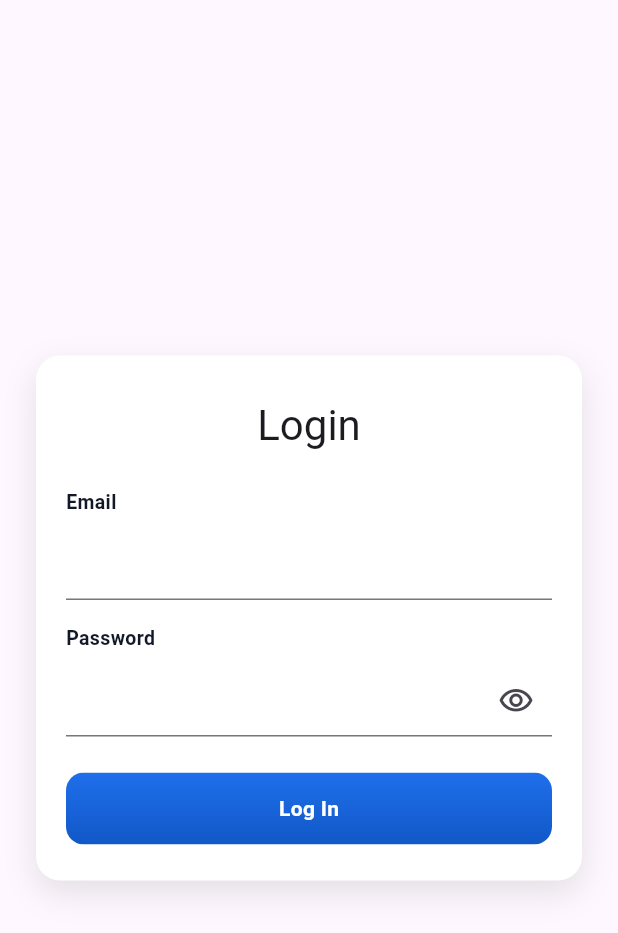
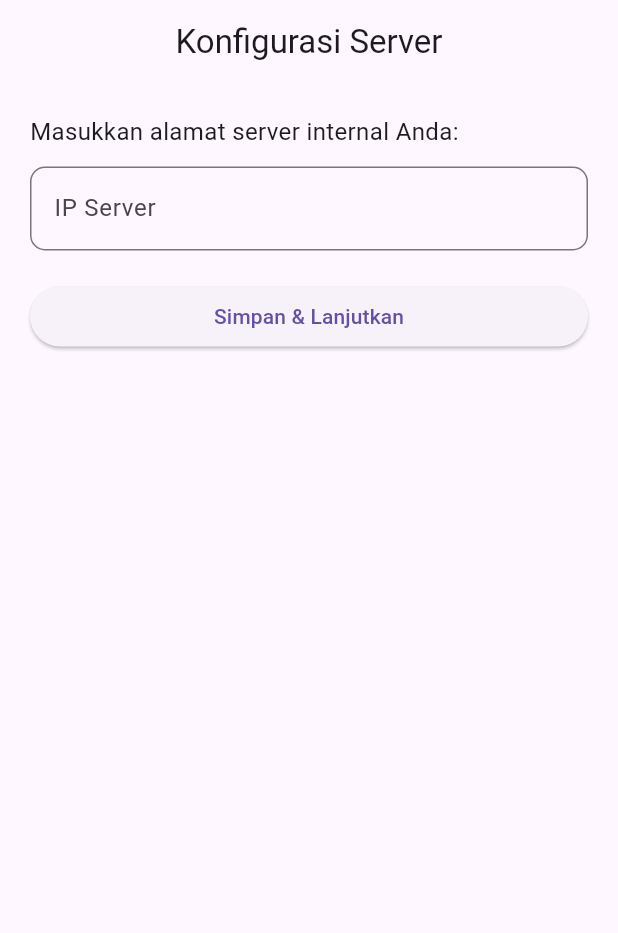
Before and after one commit to Kazuhaa11/warehouse_mobile, a Flutter app: the screen it shows after launch, on a phone screen of 412 x 824 dp. Shown: the top 933 px of the screen. Run offline on Flutter 3.47's test engine with Material 3 defaults, Android fonts, the phone set to English and light mode, and no system bars; our stand-ins replace dio, flutter_bloc, freezed_annotation, go_router, shared_preferences; missing offline and left inert: mobile_scanner.

Commit message:
feat: Add server setup page and enhance authentication flow with server IP management

```diff
--- a/lib/core/router/guard/auth_guard.dart
+++ b/lib/core/router/guard/auth_guard.dart
@@ -1,5 +1,4 @@
 import 'dart:async';
-import 'package:flutter/material.dart';
 import 'package:go_router/go_router.dart';
 import '../../api/api_client.dart';
 import '../../api/endpoints.dart';
@@ -10,10 +9,13 @@ class AuthGuard {
   static bool _isValid = false;
   static bool _isChecking = false;
 
-  static FutureOr<String?> redirect(
-    BuildContext context,
-    GoRouterState state,
-  ) async {
+  static void reset() {
+    _checkedOnce = false;
+    _isValid = false;
+    _isChecking = false;
+  }
+
+  static FutureOr<String?> redirectState(GoRouterState state) async {
     final access = await TokenStorage.instance.readAccess();
     final isLoggingIn = state.matchedLocation == '/login';
 
@@ -47,15 +49,8 @@ class AuthGuard {
       return '/login';
     }
 
-    if (isLoggingIn) {
-      return '/home';
-    }
+    if (isLoggingIn) return '/home';
+
     return null;
   }
-
-  static void reset() {
-    _checkedOnce = false;
-    _isValid = false;
-    _isChecking = false;
-  }
 }
--- a/lib/core/router/routes.dart
+++ b/lib/core/router/routes.dart
@@ -1,5 +1,6 @@
 import 'package:flutter_bloc/flutter_bloc.dart';
 import 'package:go_router/go_router.dart';
+import 'package:shared_preferences/shared_preferences.dart';
 import 'package:warehouse_mobile/core/storage/token_storage.dart';
 import 'package:warehouse_mobile/src/features/stock_opname/cubit/stock_opname_cubit.dart';
 import 'package:warehouse_mobile/src/views/add_barang/tambah_barang_page.dart';
@@ -7,6 +8,8 @@ import 'package:warehouse_mobile/src/views/admin/add_items/tambah_item_opname_pa
 import 'package:warehouse_mobile/src/views/admin/stock_opname_detail_page.dart';
 import 'package:warehouse_mobile/src/views/admin/stock_opname_page.dart';
 import 'package:warehouse_mobile/src/views/home/home_shell.dart';
+import 'package:warehouse_mobile/src/views/setup_ip/setup_ip_page.dart';
+
 import '../../src/views/auth/pages/pages/login_page.dart';
 import '../../src/views/qr_page/qr_scanner_page.dart';
 import 'guard/auth_guard.dart';
@@ -19,6 +22,7 @@ abstract class AppPaths {
   static const admin = '/admin';
   static const stockOpnameDetail = '/admin/stock-opname/:id';
   static const tambahItemOpname = '/admin/stock-opname/:id/tambah-item';
+  static const setup = '/setup';
 }
 
 class AppRouter {
@@ -27,28 +31,47 @@ class AppRouter {
 
   late final GoRouter router = GoRouter(
     navigatorKey: TokenStorage.navigatorKey,
-    initialLocation: AppPaths.login,
-    redirect: AuthGuard.redirect,
+    initialLocation: AppPaths.setup,
+
+    redirect: (context, state) async {
+      final prefs = await SharedPreferences.getInstance();
+      final ip = prefs.getString('server_ip') ?? "";
+
+      final isSetupPage = state.matchedLocation == AppPaths.setup;
+
+      if (ip.isEmpty) {
+        return isSetupPage ? null : AppPaths.setup;
+      }
+
+      return AuthGuard.redirectState(state);
+    },
+
     routes: <RouteBase>[
+      GoRoute(
+        path: AppPaths.setup,
+        name: 'setup',
+        builder: (context, state) => const SetupServerPage(),
+      ),
+
       GoRoute(
         path: AppPaths.login,
         name: 'login',
         builder: (context, state) => const LoginPage(),
       ),
+
       GoRoute(
         path: AppPaths.home,
         name: 'home',
         builder: (context, state) => const HomeShell(),
       ),
+
       GoRoute(
         path: AppPaths.scan,
         name: 'scan',
-        builder: (context, state) => QrScannerPage(
-          onDetect: (code) {
-            context.pop(code);
-          },
-        ),
+        builder: (context, state) =>
+            QrScannerPage(onDetect: (code) => context.pop(code)),
       ),
+
       GoRoute(
         path: AppPaths.tambahBarang,
         name: 'tambah-barang',
@@ -59,6 +82,7 @@ class AppRouter {
           return TambahBarangPage(barangId: id, scan: scan);
         },
       ),
+
       GoRoute(
         path: AppPaths.admin,
         name: 'admin',
--- a/lib/src/views/home/pages/profile_page.dart
+++ b/lib/src/views/home/pages/profile_page.dart
@@ -14,10 +14,9 @@ class ProfilePage extends StatelessWidget {
     return BlocBuilder<ProfileCubit, Map<String, dynamic>?>(
       builder: (context, user) {
         if (user == null) {
-          // kalau belum load, tampil loading
           context
               .read<ProfileCubit>()
-              .loadProfile(); // ✅ panggil loadProfile sekali
+              .loadProfile();
           return const Scaffold(
             body: Center(child: CircularProgressIndicator()),
           );
--- /dev/null
+++ b/lib/src/views/setup_ip/setup_ip_page.dart
@@ -0,0 +1,100 @@
+import 'package:flutter/material.dart';
+import 'package:go_router/go_router.dart';
+import 'package:warehouse_mobile/core/api/api_client.dart';
+
+class SetupServerPage extends StatefulWidget {
+  const SetupServerPage({super.key});
+
+  @override
+  State<SetupServerPage> createState() => _SetupServerPageState();
+}
+
+class _SetupServerPageState extends State<SetupServerPage> {
+  final TextEditingController _controller = TextEditingController();
+  bool _loading = false;
+
+  Future<void> _saveServer() async {
+    final ip = _controller.text.trim();
+
+    if (ip.isEmpty) {
+      ScaffoldMessenger.of(context).showSnackBar(
+        const SnackBar(
+          content: Text("IP Server tidak boleh kosong"),
+          backgroundColor: Colors.red,
+        ),
+      );
+      return;
+    }
+
+    setState(() => _loading = true);
+
+    try {
+      await ApiClient.instance.setServerIp(ip);
+
+      if (mounted) context.go('/login');
+    } catch (e) {
+      ScaffoldMessenger.of(context).showSnackBar(
+        const SnackBar(
+          content: Text("Gagal menyimpan IP server"),
+          backgroundColor: Colors.red,
+        ),
+      );
+    } finally {
+      if (mounted) setState(() => _loading = false);
+    }
+  }
+
+  @override
+  Widget build(BuildContext context) {
+    return Scaffold(
+      appBar: AppBar(
+        title: const Text("Konfigurasi Server"),
+        centerTitle: true,
+      ),
+      body: Padding(
+        padding: const EdgeInsets.all(20),
+        child: Column(
+          crossAxisAlignment: CrossAxisAlignment.start,
+          children: [
+            const Text(
+              "Masukkan alamat server internal Anda:",
+              style: TextStyle(fontSize: 16),
+            ),
+            const SizedBox(height: 12),
+
+            TextField(
+              controller: _controller,
+              keyboardType: TextInputType.text,
+              decoration: InputDecoration(
+                labelText: "IP Server",
+                hintText: "Contoh: 10.8.15.33",
+                border: OutlineInputBorder(
+                  borderRadius: BorderRadius.circular(10),
+                ),
+              ),
+            ),
+
+            const SizedBox(height: 20),
+
+            SizedBox(
+              width: double.infinity,
+              child: ElevatedButton(
+                onPressed: _loading ? null : _saveServer,
+                child: _loading
+                    ? const SizedBox(
+                        width: 20,
+                        height: 20,
+                        child: CircularProgressIndicator(
+                          strokeWidth: 2,
+                          color: Colors.white,
+                        ),
+                      )
+                    : const Text("Simpan & Lanjutkan"),
+              ),
+            ),
+          ],
+        ),
+      ),
+    );
+  }
+}
```
Also changed, not shown: lib/core/api/api_client.dart (+74 -42 lines), lib/core/storage/token_storage.dart (+8 -2 lines), lib/src/views/admin/stock_opname_page.dart (+62 -8 lines), lib/src/views/auth/pages/pages/login_page.dart (+50 -5 lines), lib/core/depedency_injection/injector.dart (deleted).
